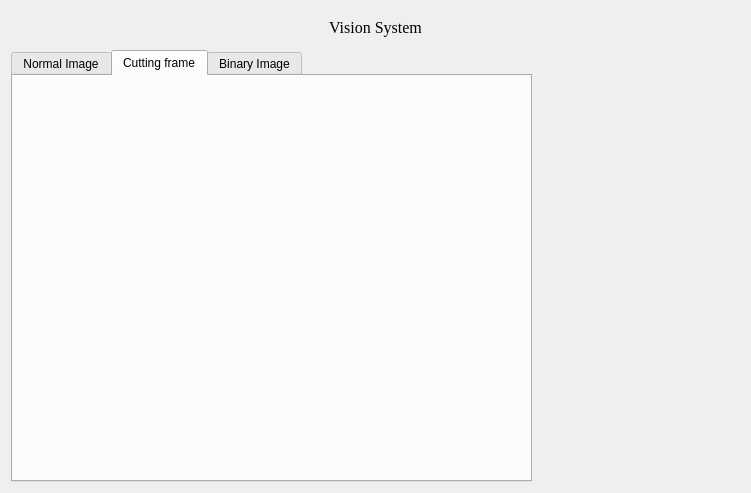
The window that ui_files/vision_system.ui (ngxuanhieu123/delta-robot-communication) describes before a commit, drawn with Qt 5.
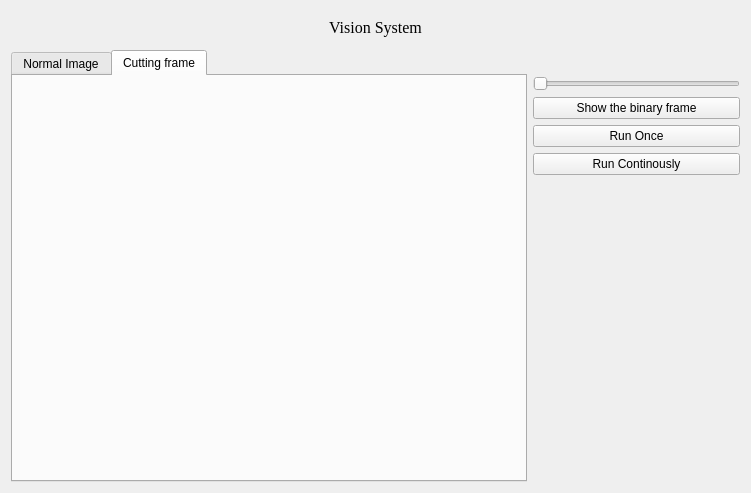
The same window after the commit. The open tabs and pages were chosen to show the change. Custom widgets are drawn as their Qt base class.

Commit message: add prototype for the vision system

Patch:
```diff
--- a/ui_files/vision_system.ui
+++ b/ui_files/vision_system.ui
@@ -74,27 +74,9 @@
             </attribute>
             <layout class="QVBoxLayout" name="verticalLayout_8">
              <item>
-              <layout class="QVBoxLayout" name="verticalLayout_7">
-               <item>
-                <widget class="VisionCameraImage" name="cutting_frame">
-                 <property name="text">
-                  <string/>
-                 </property>
-                </widget>
-               </item>
-              </layout>
-             </item>
-            </layout>
-           </widget>
-           <widget class="QWidget" name="tab_3">
-            <attribute name="title">
-             <string>Binary Image</string>
-            </attribute>
-            <layout class="QVBoxLayout" name="verticalLayout_10">
-             <item>
               <layout class="QVBoxLayout" name="verticalLayout_9">
                <item>
-                <widget class="VisionCameraImage" name="label_4">
+                <widget class="VisionCameraImage" name="cutting_frame">
                  <property name="text">
                   <string/>
                  </property>
@@ -109,7 +91,80 @@
         </layout>
        </item>
        <item>
-        <layout class="QVBoxLayout" name="verticalLayout_4"/>
+        <layout class="QVBoxLayout" name="verticalLayout_4" stretch="0,0,0,0,8">
+         <item>
+          <layout class="QVBoxLayout" name="verticalLayout_7">
+           <item>
+            <layout class="QHBoxLayout" name="horizontalLayout_2">
+             <item>
+              <widget class="EditableLabel" name="limit_area_label">
+               <property name="text">
+                <string/>
+               </property>
+              </widget>
+             </item>
+             <item>
+              <spacer name="horizontalSpacer">
+               <property name="orientation">
+                <enum>Qt::Horizontal</enum>
+               </property>
+               <property name="sizeHint" stdset="0">
+                <size>
+                 <width>40</width>
+                 <height>20</height>
+                </size>
+               </property>
+              </spacer>
+             </item>
+            </layout>
+           </item>
+           <item>
+            <widget class="ControllableSlider" name="limit_area_slider">
+             <property name="maximum">
+              <number>3000</number>
+             </property>
+             <property name="orientation">
+              <enum>Qt::Horizontal</enum>
+             </property>
+            </widget>
+           </item>
+          </layout>
+         </item>
+         <item>
+          <widget class="QPushButton" name="show_binary_frame_btn">
+           <property name="text">
+            <string>Show the binary frame</string>
+           </property>
+          </widget>
+         </item>
+         <item>
+          <widget class="QPushButton" name="run_once_btn">
+           <property name="text">
+            <string>Run Once</string>
+           </property>
+          </widget>
+         </item>
+         <item>
+          <widget class="QPushButton" name="pushButton_2">
+           <property name="text">
+            <string>Run Continously</string>
+           </property>
+          </widget>
+         </item>
+         <item>
+          <spacer name="verticalSpacer">
+           <property name="orientation">
+            <enum>Qt::Vertical</enum>
+           </property>
+           <property name="sizeHint" stdset="0">
+            <size>
+             <width>20</width>
+             <height>40</height>
+            </size>
+           </property>
+          </spacer>
+         </item>
+        </layout>
        </item>
       </layout>
      </item>
@@ -123,6 +178,16 @@
    <extends>QLabel</extends>
    <header>src/views</header>
   </customwidget>
+  <customwidget>
+   <class>EditableLabel</class>
+   <extends>QLabel</extends>
+   <header>src/views/components</header>
+  </customwidget>
+  <customwidget>
+   <class>ControllableSlider</class>
+   <extends>QSlider</extends>
+   <header>src/views/components</header>
+  </customwidget>
  </customwidgets>
  <resources/>
  <connections/>
```
The commit also changes 9 other files.
